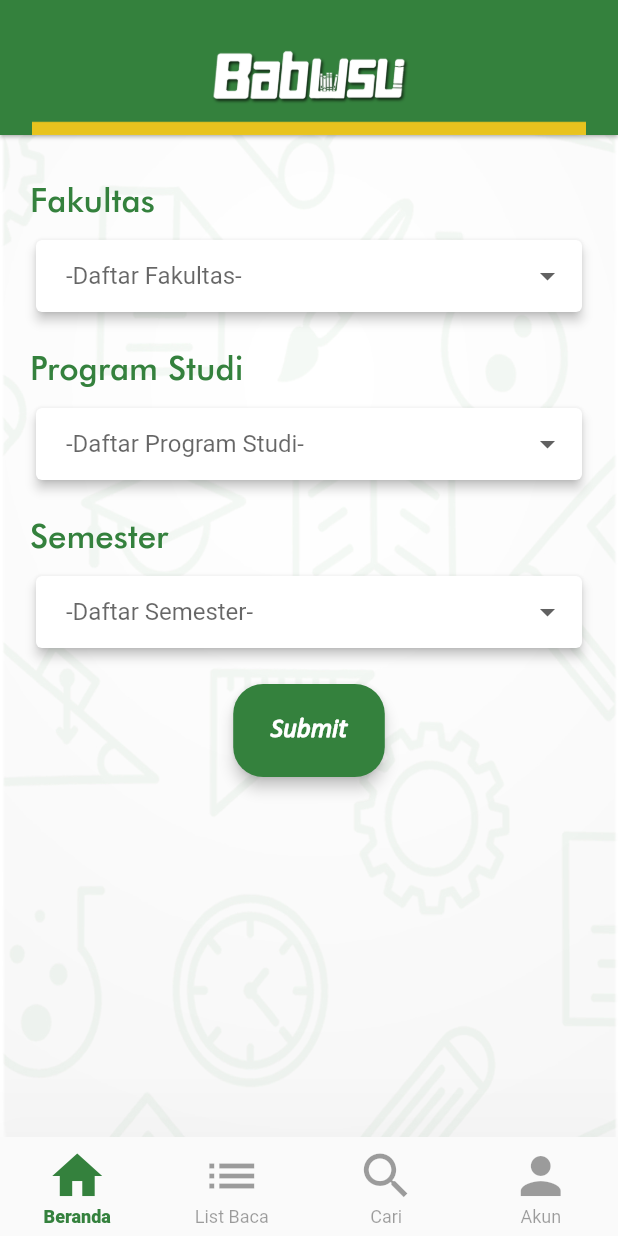
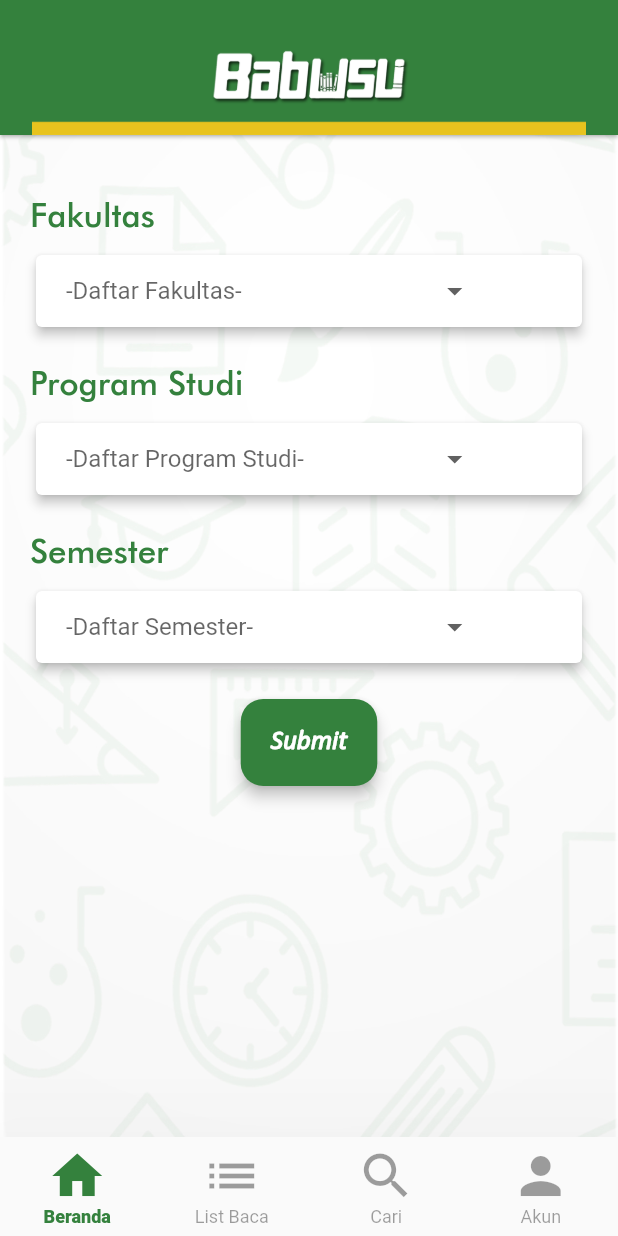
Before and after one commit to DwiAriefAdityah/E-learning--BAB_USU, a Flutter app: the screen it shows once a user with an empty profile is signed in, on a phone screen of 412 x 824 dp. Run offline on Flutter 3.47's test engine with Material 2 defaults, Android fonts, the light colour scheme and no system bars; our stand-ins replace datetime_picker_formfield, firebase_auth, google_sign_in; accounts and stored records are empty; project files that could hold a hidden picture were left out.

Commit message:
Perbaikan Halaman yang Overflow

```diff
--- a/bab_usu/lib/UI/Halaman/beranda.dart
+++ b/bab_usu/lib/UI/Halaman/beranda.dart
@@ -16,8 +16,10 @@ class _BerandaState extends State<Beranda> {
   @override
   Widget build(BuildContext context) {
     return Container(
-      padding: EdgeInsets.fromLTRB(20.0, 30.0, 20.0, 50.0),
-      child: Column(
+      padding: EdgeInsets.fromLTRB(20.0, 40.0, 20.0, 10.0),
+      child: ListView(
+        children: <Widget>[
+          Column(
             children: <Widget>[
               Container(
                 child: Row(
@@ -64,9 +66,11 @@ class _BerandaState extends State<Beranda> {
                               items: _daftarProdi.map((prodi) {
                                 return DropdownMenuItem(
                                   child: Container(
-                                width: MediaQuery.of(context).size.width * 0.75,
+                                    width: MediaQuery.of(context).size.width *
+                                        0.6,
                                     child: Row(
-                                  mainAxisAlignment: MainAxisAlignment.start,
+                                      mainAxisAlignment:
+                                          MainAxisAlignment.start,
                                       children: <Widget>[
                                         Text(prodi),
                                       ],
@@ -76,11 +80,7 @@ class _BerandaState extends State<Beranda> {
                                 );
                               }).toList(),
                             ),
-                        // const ListTile(
-                        //   leading: Icon(Icons.album, size: 50),
-                        //   title: Text('Heart Shaker'),
-                        //   subtitle: Text('TWICE'),
-                        // ),
+
                           ],
                         ),
                       ),
@@ -136,9 +136,11 @@ class _BerandaState extends State<Beranda> {
                               items: _daftarProdi.map((location) {
                                 return DropdownMenuItem(
                                   child: Container(
-                                width: MediaQuery.of(context).size.width * 0.75,
+                                    width: MediaQuery.of(context).size.width *
+                                        0.6,
                                     child: Row(
-                                  mainAxisAlignment: MainAxisAlignment.start,
+                                      mainAxisAlignment:
+                                          MainAxisAlignment.start,
                                       children: <Widget>[
                                         Text(location),
                                       ],
@@ -203,9 +205,11 @@ class _BerandaState extends State<Beranda> {
                               items: _daftarProdi.map((location) {
                                 return DropdownMenuItem(
                                   child: Container(
-                                width: MediaQuery.of(context).size.width * 0.75,
+                                   width: MediaQuery.of(context).size.width *
+                                        0.6,
                                     child: Row(
-                                  mainAxisAlignment: MainAxisAlignment.start,
+                                      mainAxisAlignment:
+                                          MainAxisAlignment.start,
                                       children: <Widget>[
                                         Text(location),
                                       ],
@@ -237,11 +241,13 @@ class _BerandaState extends State<Beranda> {
                     )),
                 onPressed: () {},
                 color: const Color(0xFF34813d),
-            padding: EdgeInsets.fromLTRB(25, 20, 25, 20),
+                padding: EdgeInsets.fromLTRB(20, 18, 20, 18),
                 shape: RoundedRectangleBorder(
-              borderRadius: new BorderRadius.circular(20.0),
+                  borderRadius: new BorderRadius.circular(15.0),
                 ),
               )),
+            ],
+          ),
         ],
       ),
     );
```
Lines whose indentation alone changed are shown as unchanged.
